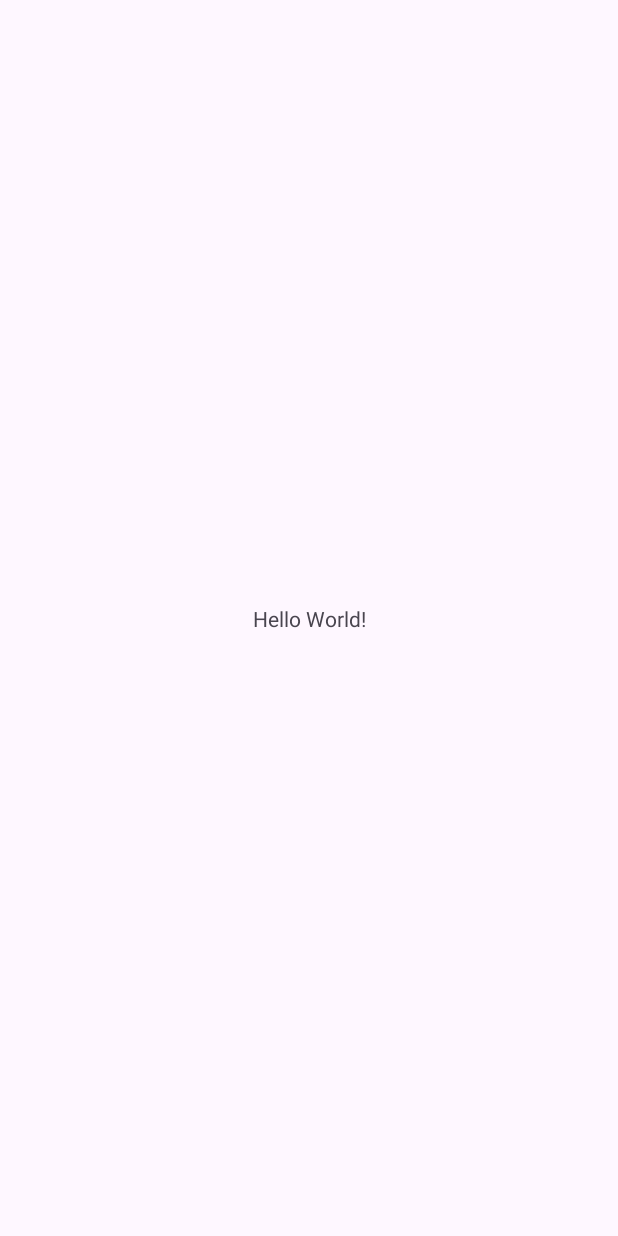
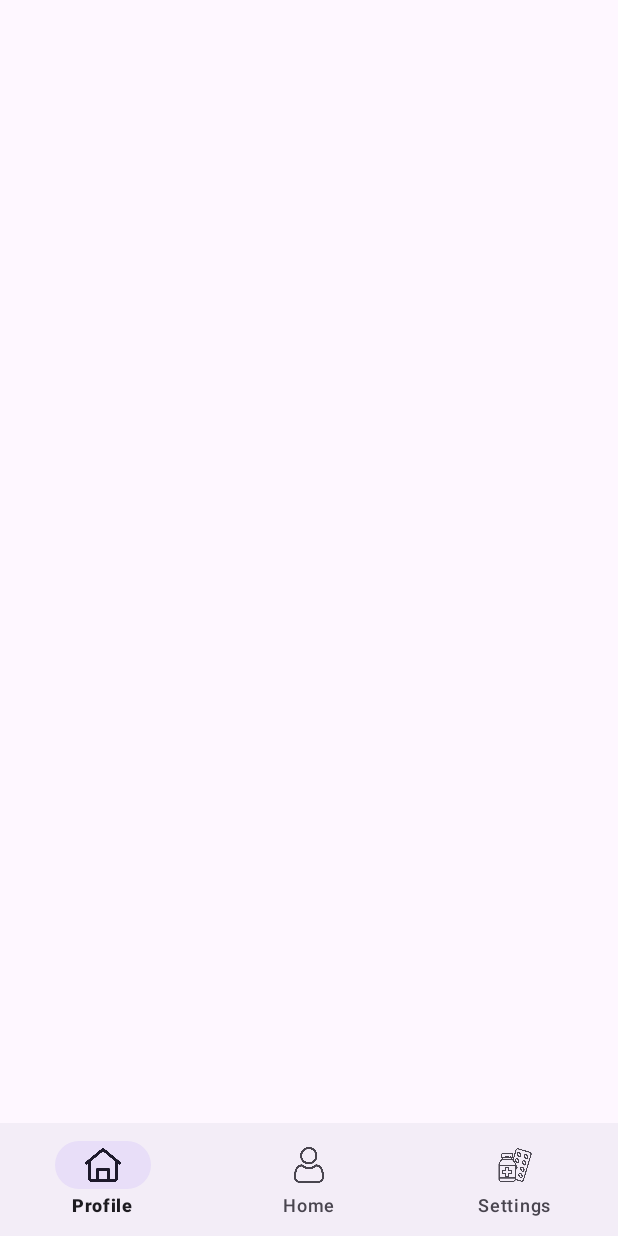
Before and after one commit to Makrem41298/AndroidProject, an Android app: the MainActivity screen opened directly, with no data from a screen before it, on a phone screen of 412 x 824 dp. Before the commit the screen is almost empty. Run offline under Robolectric (Android 15) with nearby library versions, the phone set to English and light mode, and no system bars; 1 statement that could not run was skipped.

Commit message:
Mes changements locaux

```diff
--- a/app/build.gradle.kts
+++ b/app/build.gradle.kts
@@ -39,6 +39,8 @@ android {
 }
 
 dependencies {
+    implementation("com.google.android.material:material:1.12.0")
+
 
     implementation(libs.androidx.core.ktx)
     implementation(libs.androidx.appcompat)
--- a/app/src/main/AndroidManifest.xml
+++ b/app/src/main/AndroidManifest.xml
@@ -15,12 +15,16 @@
         <activity
             android:name=".MainActivity"
             android:exported="false" />
+
+        <activity
+            android:name=".AuthActivity"
+            android:exported="false" />
+
         <activity
             android:name=".principalActicity"
             android:exported="true">
             <intent-filter>
                 <action android:name="android.intent.action.MAIN" />
-
                 <category android:name="android.intent.category.LAUNCHER" />
             </intent-filter>
         </activity>
--- a/app/src/main/res/layout/activity_main.xml
+++ b/app/src/main/res/layout/activity_main.xml
@@ -1,19 +1,30 @@
 <?xml version="1.0" encoding="utf-8"?>
-<androidx.constraintlayout.widget.ConstraintLayout xmlns:android="http://schemas.android.com/apk/res/android"
+<androidx.constraintlayout.widget.ConstraintLayout
+    xmlns:android="http://schemas.android.com/apk/res/android"
     xmlns:app="http://schemas.android.com/apk/res-auto"
     xmlns:tools="http://schemas.android.com/tools"
-    android:id="@+id/main"
     android:layout_width="match_parent"
     android:layout_height="match_parent"
     tools:context=".MainActivity">
 
-    <TextView
-        android:layout_width="wrap_content"
-        android:layout_height="wrap_content"
-        android:text="Hello World!"
-        app:layout_constraintBottom_toBottomOf="parent"
+    <FrameLayout
+        android:id="@+id/flFragment"
+        android:layout_width="match_parent"
+        android:layout_height="0dp"
+        app:layout_constraintBottom_toTopOf="@+id/bottomNavigationView"
         app:layout_constraintEnd_toEndOf="parent"
+        app:layout_constraintHorizontal_bias="0.5"
         app:layout_constraintStart_toStartOf="parent"
         app:layout_constraintTop_toTopOf="parent" />
 
+    <com.google.android.material.bottomnavigation.BottomNavigationView
+        android:id="@+id/bottomNavigationView"
+        android:layout_width="match_parent"
+        android:layout_height="75dp"
+        app:layout_constraintBottom_toBottomOf="parent"
+        app:layout_constraintEnd_toEndOf="parent"
+        app:layout_constraintHorizontal_bias="0.5"
+        app:layout_constraintStart_toStartOf="parent"
+        app:menu="@menu/bottom_nav_menu"/>
+
 </androidx.constraintlayout.widget.ConstraintLayout>
--- /dev/null
+++ b/app/src/main/res/menu/bottom_nav_menu.xml
@@ -0,0 +1,15 @@
+<?xml version="1.0" encoding="utf-8"?>
+<menu xmlns:android="http://schemas.android.com/apk/res/android">
+    <item
+        android:id="@+id/profile"
+        android:title="Profile"
+        android:icon="@drawable/accueil"/>
+    <item
+        android:id="@+id/home"
+        android:title="Home"
+        android:icon="@drawable/utilisateur"/>
+    <item
+        android:id="@+id/settings"
+        android:title="Settings"
+        android:icon="@drawable/medicament"/>
+</menu>
```
Also changed, not shown: app/src/main/java/com/example/androidproject/principalActicity.kt (deleted, +0 -20 lines), app/src/main/res/layout/activity_principal_acticity.xml (deleted, +0 -86 lines).
